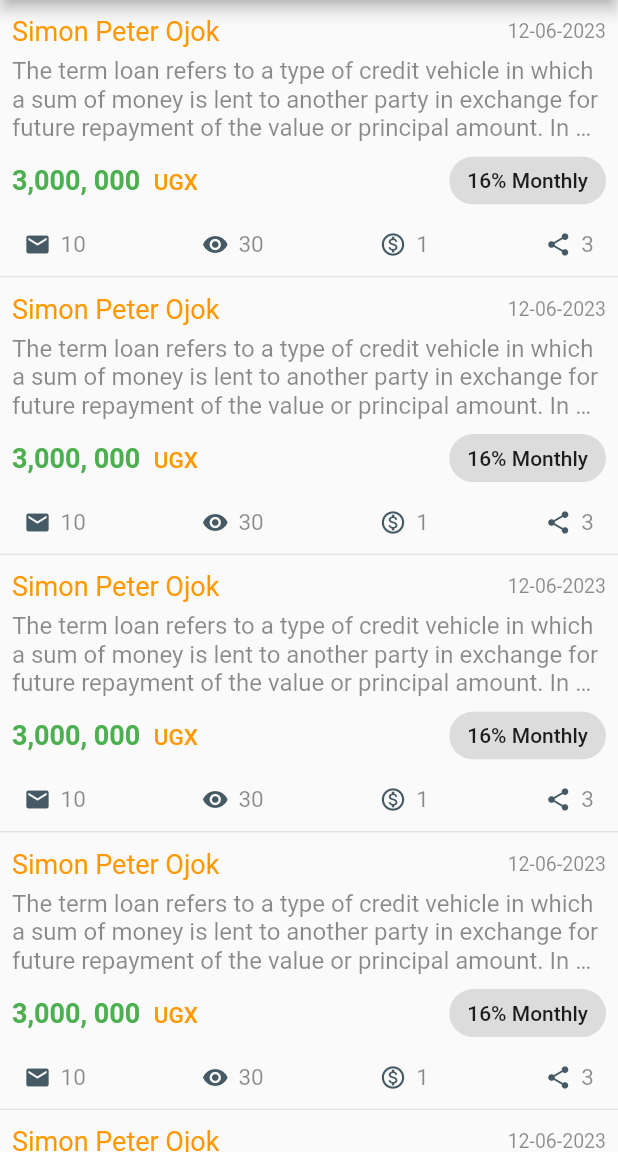
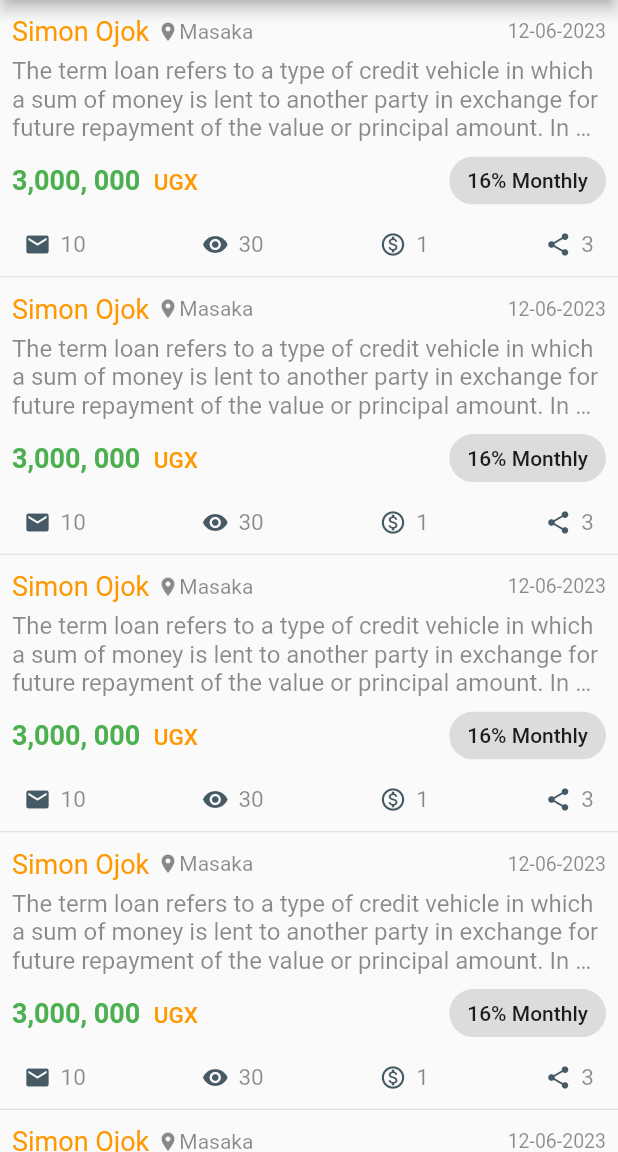
Before and after one commit to simonpojok/ideal, a Flutter app: the DealsScreen screen opened directly, on a phone screen of 412 x 824 dp, the part 84-1236 px from its top. Run offline on Flutter 3.47's test engine with Material 2 defaults, Android fonts, the phone set to English and light mode, and no system bars; our stand-ins replace firebase_auth, firebase_core, flutter_rating_bar, flutter_svg; accounts and stored records are empty.

Commit message:
styled the dashhome

```diff
--- a/lib/src/screens/deals/deals_screen.dart
+++ b/lib/src/screens/deals/deals_screen.dart
@@ -37,12 +37,35 @@ class _DealsScreenState extends State<DealsScreen> {
               child: Row(
                 mainAxisAlignment: MainAxisAlignment.spaceBetween,
                 children: [
-                  Text(
-                    "Simon Peter Ojok",
-                    style: Theme.of(context).textTheme.headline5!.copyWith(
-                          color: Colors.orange,
-                          fontSize: 18,
-                        ),
+                  Row(
+                    children: [
+                      Text(
+                        "Simon Ojok",
+                        style: Theme.of(context).textTheme.headline5!.copyWith(
+                              color: Colors.orange,
+                              fontSize: 18,
+                            ),
+                        overflow: TextOverflow.clip,
+                      ),
+                      SizedBox(width: 5,),
+                      Row(
+                        children: [
+                          Icon(
+                            Icons.location_on,
+                            size: 15,
+                            color: Colors.black45,
+                          ),
+                          Text(
+                            "Masaka",
+                            style:
+                                Theme.of(context).textTheme.caption!.copyWith(
+                                      color: Colors.black45,
+                                      fontSize: 14,
+                                    ),
+                          )
+                        ],
+                      )
+                    ],
                   ),
                   Text(
                     "12-06-2023",
```
